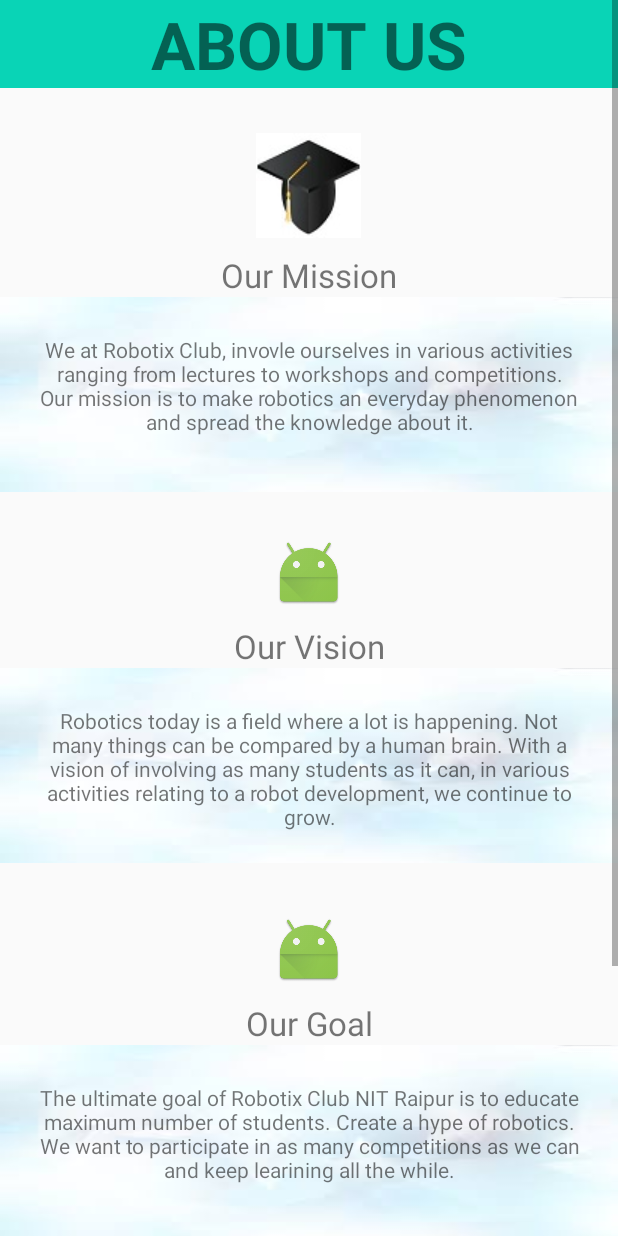
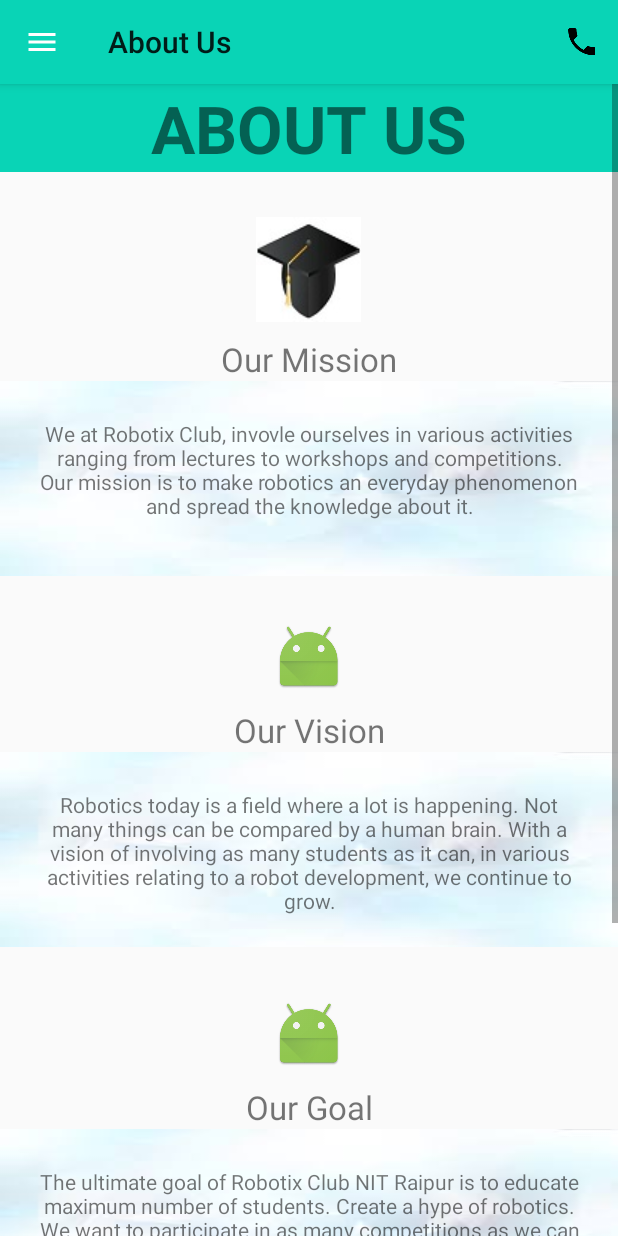
Before and after one commit to dvkcool/Robotix_Club_v1, an Android app: the About_us screen opened directly, with no data from a screen before it, on a phone screen of 412 x 824 dp. Run offline under Robolectric (Android 15) with nearby library versions, the phone set to English and light mode, and no system bars.

Commit message:
added menu button and linked about us to menu bar

```diff
--- a/app/src/main/java/org/robotixnitrr/robotix_club_v1/About_us.java
+++ b/app/src/main/java/org/robotixnitrr/robotix_club_v1/About_us.java
@@ -1,13 +1,22 @@
 package org.robotixnitrr.robotix_club_v1;
 
-import android.support.v7.app.AppCompatActivity;
 import android.os.Bundle;
+import android.support.v7.app.ActionBar;
 
-public class About_us extends AppCompatActivity {
+public class About_us extends BaseActivity {
 
     @Override
     protected void onCreate(Bundle savedInstanceState) {
         super.onCreate(savedInstanceState);
         setContentView(R.layout.activity_about_us);
+
+        ActionBar actionBar = getSupportActionBar();// for displaying menu button
+        if (actionBar != null) {
+            actionBar.setHomeAsUpIndicator(R.drawable.ic_menu);
+            actionBar.setTitle("About Us");
+            actionBar.setDisplayHomeAsUpEnabled(true);
+            actionBar.setDisplayShowHomeEnabled(true);
+        }
+
     }
-}
+    }
--- a/app/src/main/res/layout/activity_about_us.xml
+++ b/app/src/main/res/layout/activity_about_us.xml
@@ -1,4 +1,10 @@
 <?xml version="1.0" encoding="utf-8"?>
+<android.support.v4.widget.DrawerLayout xmlns:android="http://schemas.android.com/apk/res/android"
+    xmlns:app="http://schemas.android.com/apk/res-auto"
+    xmlns:tools="http://schemas.android.com/tools"
+    android:id="@+id/drawer"
+    android:layout_width="match_parent"
+    android:layout_height="match_parent">
  <LinearLayout xmlns:android="http://schemas.android.com/apk/res/android"
     android:orientation="vertical" android:layout_width="match_parent"
     android:layout_height="match_parent"
@@ -189,3 +195,12 @@
         </LinearLayout>
     </ScrollView>
 </LinearLayout>
+    <android.support.design.widget.NavigationView
+        android:id="@+id/navigation"
+        android:layout_width="wrap_content"
+        android:layout_height="match_parent"
+        android:layout_gravity="start"
+        android:background="@android:color/white"
+        app:menu="@menu/activity_main_drawer" />
+
+</android.support.v4.widget.DrawerLayout>
--- a/app/src/main/res/values/styles.xml
+++ b/app/src/main/res/values/styles.xml
@@ -1,7 +1,7 @@
 <resources>
 
     <!-- Base application theme. -->
-    <style name="AppTheme" parent="Theme.AppCompat.Light.NoActionBar">
+    <style name="AppTheme" parent="Theme.AppCompat.Light">
         <item name="colorPrimary">@color/colorPrimary</item>
         <item name="colorPrimaryDark">@color/colorPrimaryDark</item>
         <item name="colorAccent">@color/colorAccent</item>
```
Also changed, not shown: app/src/main/java/org/robotixnitrr/robotix_club_v1/AccountActivity.java (+3 -7 lines), app/src/main/java/org/robotixnitrr/robotix_club_v1/BaseActivity.java (+14 -17 lines).
